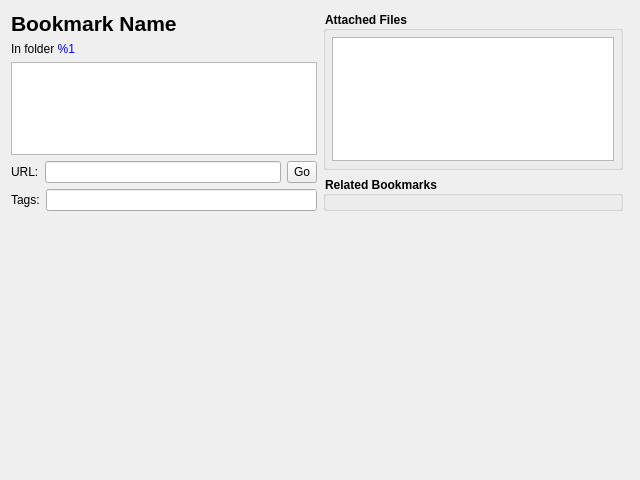
hossein/BookmarkManager, file Bookmarks/BookmarkViewDialog.ui: the form before one commit.
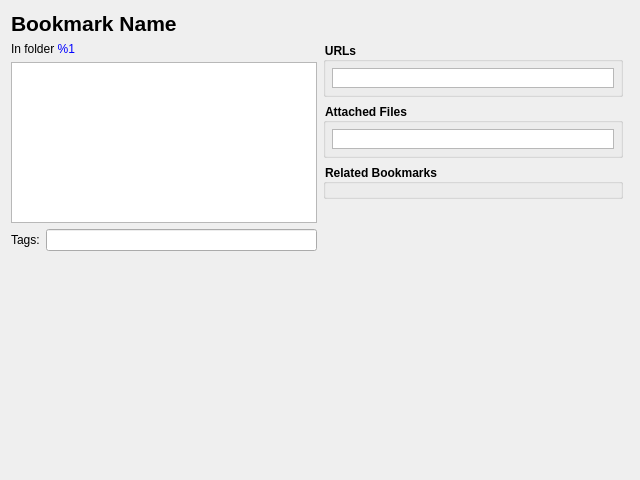
The form after the commit. Icons and pictures are not drawn. Custom widgets are drawn as their Qt base class.

Commit message: Multiple URLs per bookmark

Patch:
```diff
--- a/Bookmarks/BookmarkViewDialog.ui
+++ b/Bookmarks/BookmarkViewDialog.ui
@@ -19,16 +19,16 @@
      <property name="minimumSize">
       <size>
        <width>0</width>
-       <height>200</height>
+       <height>240</height>
       </size>
      </property>
      <property name="maximumSize">
       <size>
        <width>16777215</width>
-       <height>200</height>
+       <height>240</height>
       </size>
      </property>
-     <layout class="QHBoxLayout" name="horizontalLayout_3">
+     <layout class="QGridLayout" name="gridLayout">
       <property name="leftMargin">
        <number>0</number>
       </property>
@@ -41,7 +41,43 @@
       <property name="bottomMargin">
        <number>0</number>
       </property>
-      <item>
+      <item row="0" column="0" colspan="2">
+       <layout class="QHBoxLayout" name="horizontalLayout" stretch="1,0,0">
+        <item>
+         <widget class="QLabel" name="lblName">
+          <property name="sizePolicy">
+           <sizepolicy hsizetype="Ignored" vsizetype="Preferred">
+            <horstretch>0</horstretch>
+            <verstretch>0</verstretch>
+           </sizepolicy>
+          </property>
+          <property name="styleSheet">
+           <string notr="true">QLabel { font-size: 16pt; font-weight: bold; }</string>
+          </property>
+          <property name="text">
+           <string>Bookmark Name</string>
+          </property>
+         </widget>
+        </item>
+        <item>
+         <spacer name="horizontalSpacer">
+          <property name="orientation">
+           <enum>Qt::Horizontal</enum>
+          </property>
+          <property name="sizeHint" stdset="0">
+           <size>
+            <width>1</width>
+            <height>20</height>
+           </size>
+          </property>
+         </spacer>
+        </item>
+        <item>
+         <widget class="FiveStarRatingWidget" name="fvsRating" native="true"/>
+        </item>
+       </layout>
+      </item>
+      <item row="1" column="0">
        <widget class="QWidget" name="widBookmarkProperties" native="true">
         <layout class="QVBoxLayout" name="verticalLayout">
          <property name="leftMargin">
@@ -56,42 +92,6 @@
          <property name="bottomMargin">
           <number>0</number>
          </property>
-         <item>
-          <layout class="QHBoxLayout" name="horizontalLayout" stretch="1,0,0">
-           <item>
-            <widget class="QLabel" name="lblName">
-             <property name="sizePolicy">
-              <sizepolicy hsizetype="Ignored" vsizetype="Preferred">
-               <horstretch>0</horstretch>
-               <verstretch>0</verstretch>
-              </sizepolicy>
-             </property>
-             <property name="styleSheet">
-              <string notr="true">QLabel { font-size: 16pt; font-weight: bold; }</string>
-             </property>
-             <property name="text">
-              <string>Bookmark Name</string>
-             </property>
-            </widget>
-           </item>
-           <item>
-            <spacer name="horizontalSpacer">
-             <property name="orientation">
-              <enum>Qt::Horizontal</enum>
-             </property>
-             <property name="sizeHint" stdset="0">
-              <size>
-               <width>1</width>
-               <height>20</height>
-              </size>
-             </property>
-            </spacer>
-           </item>
-           <item>
-            <widget class="FiveStarRatingWidget" name="fvsRating" native="true"/>
-           </item>
-          </layout>
-         </item>
          <item>
           <widget class="QLabel" name="lblFolderLocation">
            <property name="text">
@@ -106,43 +106,6 @@
            </property>
           </widget>
          </item>
-         <item>
-          <layout class="QHBoxLayout" name="horizontalLayout_2" stretch="0,1,0">
-           <item>
-            <widget class="QLabel" name="lblURL">
-             <property name="text">
-              <string>URL:</string>
-             </property>
-            </widget>
-           </item>
-           <item>
-            <widget class="QLineEdit" name="leURL"/>
-           </item>
-           <item>
-            <widget class="QToolButton" name="btnOpenUrl">
-             <property name="sizePolicy">
-              <sizepolicy hsizetype="Fixed" vsizetype="Expanding">
-               <horstretch>0</horstretch>
-               <verstretch>0</verstretch>
-              </sizepolicy>
-             </property>
-             <property name="toolTip">
-              <string>Open URL In Default Browser</string>
-             </property>
-             <property name="text">
-              <string>Go</string>
-             </property>
-             <property name="icon">
-              <iconset resource="../BookmarkManager.qrc">
-               <normaloff>:/res/go.png</normaloff>:/res/go.png</iconset>
-             </property>
-             <property name="toolButtonStyle">
-              <enum>Qt::ToolButtonTextBesideIcon</enum>
-             </property>
-            </widget>
-           </item>
-          </layout>
-         </item>
          <item>
           <layout class="QHBoxLayout" name="horizontalLayout_4">
            <item>
@@ -164,8 +127,8 @@
         </layout>
        </widget>
       </item>
-      <item>
-       <widget class="QScrollArea" name="scrlFileData">
+      <item row="1" column="1">
+       <widget class="QScrollArea" name="scrlBookmarkData">
         <property name="frameShape">
          <enum>QFrame::NoFrame</enum>
         </property>
@@ -181,10 +144,10 @@
            <x>0</x>
            <y>0</y>
            <width>308</width>
-           <height>200</height>
+           <height>207</height>
           </rect>
          </property>
-         <layout class="QVBoxLayout" name="vlScrlFileDataWidget" stretch="0,0,1">
+         <layout class="QVBoxLayout" name="vlScrlBookmarkDataWidget" stretch="0,0,0,1">
           <property name="leftMargin">
            <number>0</number>
           </property>
@@ -197,6 +160,55 @@
           <property name="bottomMargin">
            <number>0</number>
           </property>
+          <item>
+           <widget class="QGroupBox" name="grpURLs">
+            <property name="styleSheet">
+             <string notr="true">QGroupBox { font-weight: bold; }</string>
+            </property>
+            <property name="title">
+             <string>URLs</string>
+            </property>
+            <layout class="QHBoxLayout" name="horizontalLayout_6">
+             <property name="leftMargin">
+              <number>6</number>
+             </property>
+             <property name="topMargin">
+              <number>6</number>
+             </property>
+             <property name="rightMargin">
+              <number>6</number>
+             </property>
+             <property name="bottomMargin">
+              <number>6</number>
+             </property>
+             <item>
+              <widget class="QTextBrowser" name="txbURLs">
+               <property name="minimumSize">
+                <size>
+                 <width>0</width>
+                 <height>20</height>
+                </size>
+               </property>
+               <property name="maximumSize">
+                <size>
+                 <width>16777215</width>
+                 <height>20</height>
+                </size>
+               </property>
+               <property name="verticalScrollBarPolicy">
+                <enum>Qt::ScrollBarAlwaysOff</enum>
+               </property>
+               <property name="lineWrapMode">
+                <enum>QTextEdit::NoWrap</enum>
+               </property>
+               <property name="openExternalLinks">
+                <bool>true</bool>
+               </property>
+              </widget>
+             </item>
+            </layout>
+           </widget>
+          </item>
           <item>
            <widget class="QGroupBox" name="grpFiles">
             <property name="styleSheet">
@@ -220,6 +232,18 @@
              </property>
              <item>
               <widget class="QTableWidget" name="twAttachedFiles">
+               <property name="minimumSize">
+                <size>
+                 <width>0</width>
+                 <height>20</height>
+                </size>
+               </property>
+               <property name="maximumSize">
+                <size>
+                 <width>16777215</width>
+                 <height>20</height>
+                </size>
+               </property>
                <property name="contextMenuPolicy">
                 <enum>Qt::CustomContextMenu</enum>
                </property>
@@ -305,17 +329,17 @@
   </layout>
  </widget>
  <customwidgets>
+  <customwidget>
+   <class>BookmarksView</class>
+   <extends>QWidget</extends>
+   <header>Bookmarks/BookmarksView.h</header>
+   <container>1</container>
+  </customwidget>
   <customwidget>
    <class>TagLineEdit</class>
    <extends>QLineEdit</extends>
    <header>Tags/TagLineEdit.h</header>
   </customwidget>
-  <customwidget>
-   <class>BookmarksView</class>
-   <extends>QWidget</extends>
-   <header>Bookmarks/BookmarksView.h</header>
-   <container>1</container>
-  </customwidget>
   <customwidget>
    <class>FiveStarRatingWidget</class>
    <extends>QWidget</extends>
```
Left out of the diff: 17 changed lines with no effect on the pictures. The commit also changes 6 other files.
